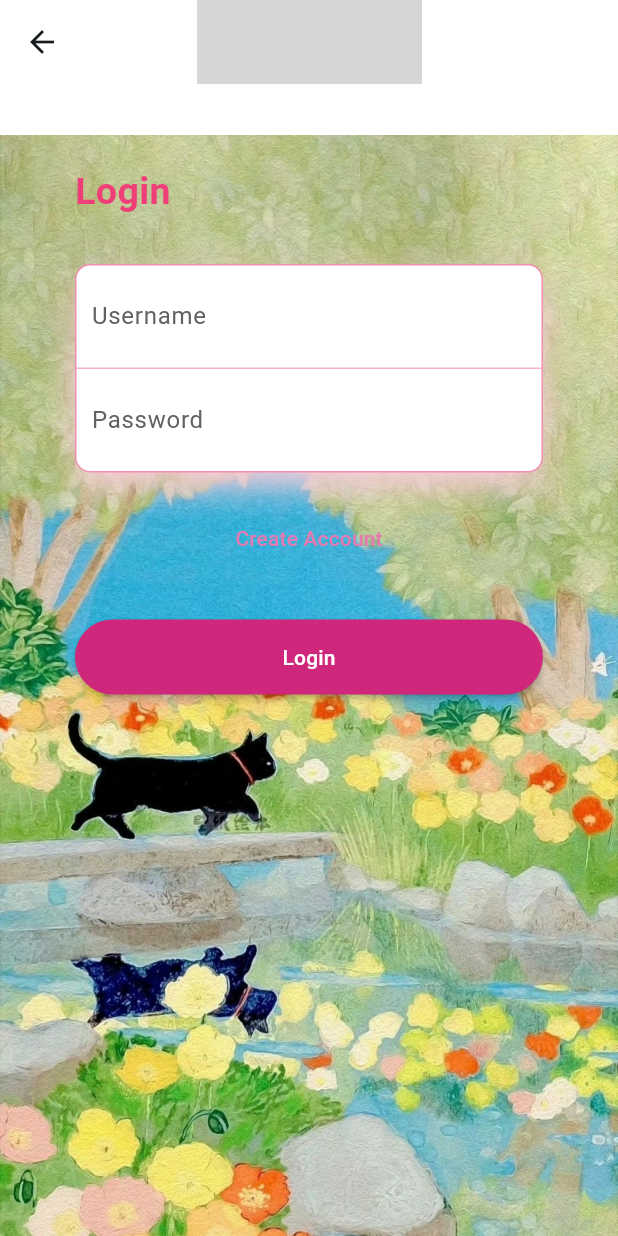
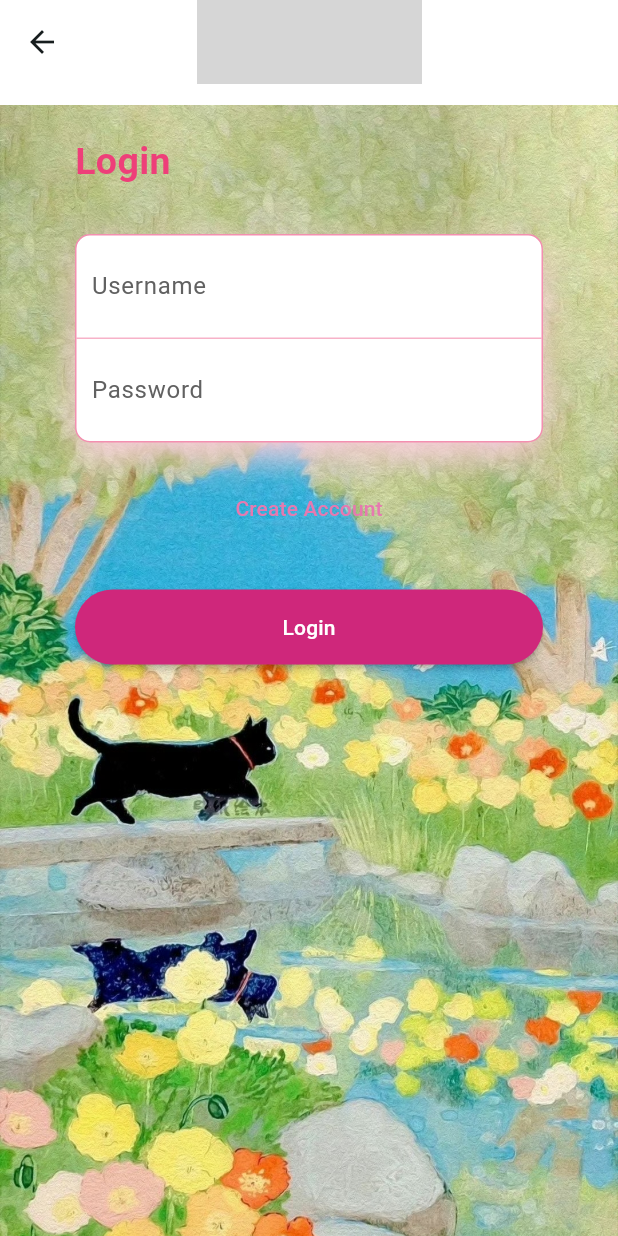
Before and after one commit to juelin708/aniverse, a Flutter app: the screen it shows after launch, after a tap on "LOGIN", on a phone screen of 412 x 824 dp. Run offline on Flutter 3.47's test engine with Material 3 defaults, Android fonts, the phone set to English and light mode, and no system bars; our stand-ins replace animate_do; network calls fail; grey boxes are pictures that could not be loaded.

```diff
--- a/lib/login_page.dart
+++ b/lib/login_page.dart
@@ -46,12 +46,12 @@ class _LoginPageState extends State<LoginPage> {
     return Scaffold(
       backgroundColor: const Color.fromARGB(255, 255, 255, 255),
       appBar: PreferredSize(
-        preferredSize: const Size.fromHeight(90),
+        preferredSize: const Size.fromHeight(70),
         child: AppBar(
           backgroundColor: Colors.transparent,
           title: Padding(
             padding: const EdgeInsets.only(
-                top: 30, bottom: 0), // Add padding to shift the logo downwards
+                top: 20, bottom: 0), // Add padding to shift the logo downwards
             child: Image.asset('images/logo.png', height: 150),
           ),
           centerTitle: true,
```
